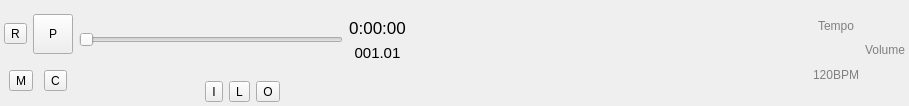
Above: mscore/playpanel.ui from codeboost/MuseScore before the change. Below: the same form after it.
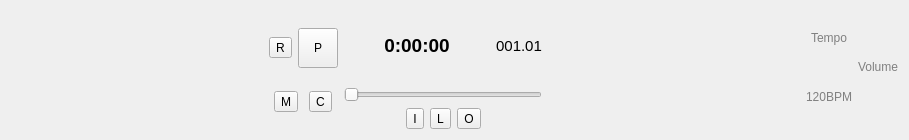
That is the form after the change. Custom widgets are drawn as their Qt base class.

Commit message: Even better play panel

What changed in the file:
```diff
--- a/mscore/playpanel.ui
+++ b/mscore/playpanel.ui
@@ -7,7 +7,7 @@
     <x>0</x>
     <y>0</y>
     <width>909</width>
-    <height>106</height>
+    <height>140</height>
    </rect>
   </property>
   <property name="sizePolicy">
@@ -22,21 +22,22 @@
   <property name="windowTitle">
    <string>MuseScore: Play Panel</string>
   </property>
-  <layout class="QVBoxLayout" name="verticalLayout_6">
-   <property name="leftMargin">
-    <number>4</number>
-   </property>
-   <property name="topMargin">
-    <number>4</number>
-   </property>
-   <property name="rightMargin">
-    <number>4</number>
-   </property>
-   <property name="bottomMargin">
-    <number>4</number>
-   </property>
-   <item>
+  <layout class="QGridLayout" name="gridLayout">
+   <item row="0" column="0">
     <layout class="QHBoxLayout" name="horizontalLayout_5">
+     <item>
+      <spacer name="horizontalSpacer_5">
+       <property name="orientation">
+        <enum>Qt::Horizontal</enum>
+       </property>
+       <property name="sizeHint" stdset="0">
+        <size>
+         <width>40</width>
+         <height>20</height>
+        </size>
+       </property>
+      </spacer>
+     </item>
      <item>
       <layout class="QHBoxLayout" name="horizontalLayout_4">
        <item>
@@ -100,24 +101,11 @@
           <enum>QLayout::SetDefaultConstraint</enum>
          </property>
          <item>
-          <layout class="QHBoxLayout" name="horizontalLayout">
+          <layout class="QVBoxLayout" name="verticalLayout_6">
            <item>
-            <widget class="QSlider" name="posSlider">
-             <property name="focusPolicy">
-              <enum>Qt::TabFocus</enum>
-             </property>
-             <property name="accessibleName">
-              <string>Playback Position</string>
-             </property>
-             <property name="orientation">
-              <enum>Qt::Horizontal</enum>
-             </property>
-            </widget>
-           </item>
-           <item>
-            <layout class="QVBoxLayout" name="verticalLayout_3">
+            <layout class="QHBoxLayout" name="horizontalLayout">
              <item>
-              <spacer name="verticalSpacer">
+              <spacer name="verticalSpacer_3">
                <property name="orientation">
                 <enum>Qt::Vertical</enum>
                </property>
@@ -129,14 +117,33 @@
                </property>
               </spacer>
              </item>
+             <item>
+              <spacer name="horizontalSpacer_6">
+               <property name="orientation">
+                <enum>Qt::Horizontal</enum>
+               </property>
+               <property name="sizeHint" stdset="0">
+                <size>
+                 <width>40</width>
+                 <height>20</height>
+                </size>
+               </property>
+              </spacer>
+             </item>
              <item>
               <widget class="QLabel" name="timeLabel">
+               <property name="sizePolicy">
+                <sizepolicy hsizetype="Preferred" vsizetype="Fixed">
+                 <horstretch>0</horstretch>
+                 <verstretch>0</verstretch>
+                </sizepolicy>
+               </property>
                <property name="font">
                 <font>
                  <family>Arial</family>
-                 <pointsize>13</pointsize>
-                 <weight>50</weight>
-                 <bold>false</bold>
+                 <pointsize>14</pointsize>
+                 <weight>75</weight>
+                 <bold>true</bold>
                 </font>
                </property>
                <property name="toolTip">
@@ -165,8 +172,27 @@
                </property>
               </widget>
              </item>
+             <item>
+              <spacer name="horizontalSpacer_4">
+               <property name="orientation">
+                <enum>Qt::Horizontal</enum>
+               </property>
+               <property name="sizeHint" stdset="0">
+                <size>
+                 <width>40</width>
+                 <height>20</height>
+                </size>
+               </property>
+              </spacer>
+             </item>
              <item>
               <widget class="QLabel" name="posLabel">
+               <property name="sizePolicy">
+                <sizepolicy hsizetype="Preferred" vsizetype="Fixed">
+                 <horstretch>0</horstretch>
+                 <verstretch>0</verstretch>
+                </sizepolicy>
+               </property>
                <property name="font">
                 <font>
                  <family>Arial</family>
@@ -205,7 +231,7 @@
               </widget>
              </item>
              <item>
-              <spacer name="verticalSpacer_3">
+              <spacer name="verticalSpacer">
                <property name="orientation">
                 <enum>Qt::Vertical</enum>
                </property>
@@ -219,6 +245,19 @@
              </item>
             </layout>
            </item>
+           <item>
+            <widget class="QSlider" name="posSlider">
+             <property name="focusPolicy">
+              <enum>Qt::TabFocus</enum>
+             </property>
+             <property name="accessibleName">
+              <string>Playback Position</string>
+             </property>
+             <property name="orientation">
+              <enum>Qt::Horizontal</enum>
+             </property>
+            </widget>
+           </item>
           </layout>
          </item>
          <item>
```
